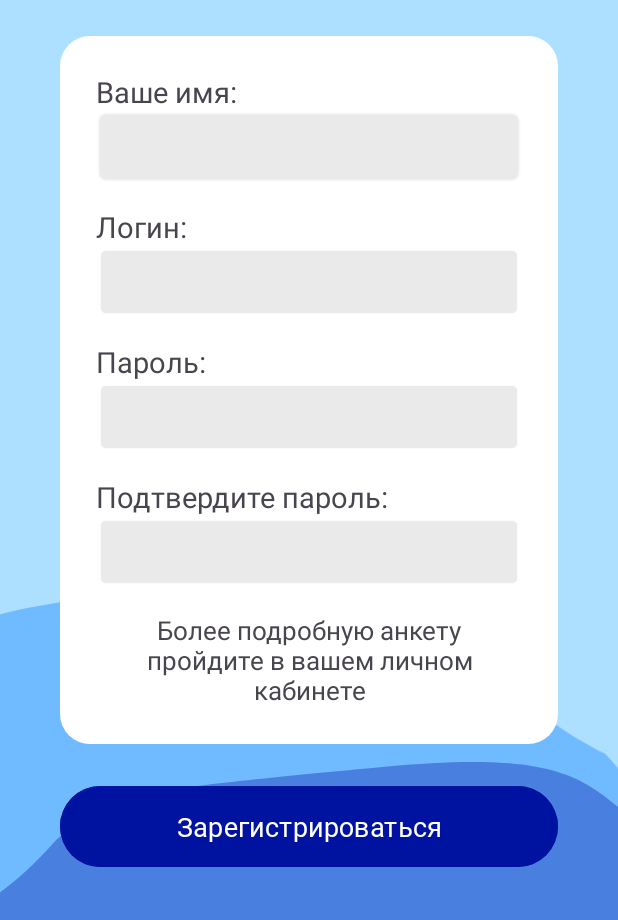
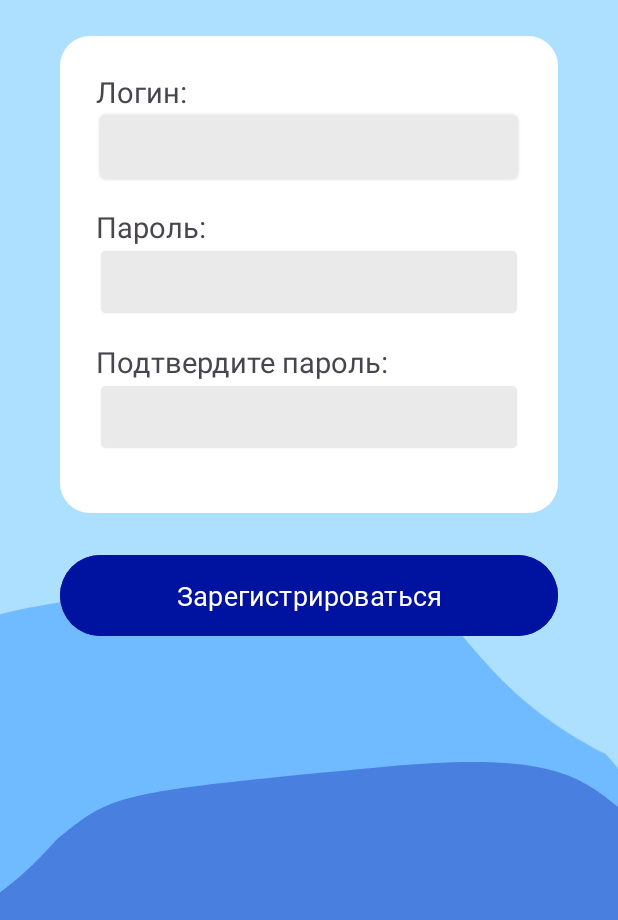
Before and after one commit to KOMAHDA/Cloova, an Android app: the RegistrationActivity screen opened directly, with no data from a screen before it, after a tap on "Зарегистрироваться", on a phone screen of 412 x 824 dp, the part 316-1236 px from its top. Run offline under Robolectric (Android 15) with nearby library versions, the phone set to English and light mode, and no system bars; Roboto replaces fonts that are not available here; 1 statement that could not run was skipped.

Commit message:
удалила вкладку для ввода имени при регистрации и фразу о подробном анкетировании (засунула в профиль)

```diff
--- a/app/src/main/res/layout/activity_registration.xml
+++ b/app/src/main/res/layout/activity_registration.xml
@@ -107,30 +107,6 @@
                 app:layout_constraintStart_toStartOf="parent"
                 app:layout_constraintTop_toBottomOf="@+id/logoTextView">
 
-                <LinearLayout
-                    android:layout_width="match_parent"
-                    android:layout_height="wrap_content"
-                    android:layout_marginBottom="16dp"
-                    android:orientation="vertical">
-
-                    <TextView
-                        android:id="@+id/nameLabel"
-                        android:layout_width="wrap_content"
-                        android:layout_height="wrap_content"
-                        android:text="@string/name"
-                        android:labelFor="@id/nameEditText"
-                        android:textSize="19sp" />
-
-                    <EditText
-                        android:id="@+id/nameEditText"
-                        android:layout_width="match_parent"
-                        android:layout_height="wrap_content"
-                        android:minHeight="48dp"
-                        android:background="@android:drawable/editbox_background"
-                        android:backgroundTint="@color/login_input_gray"
-                        android:inputType="textPersonName"
-                        android:textSize="17sp"/>
-                </LinearLayout>
 
                 <LinearLayout
                     android:layout_width="match_parent"
@@ -207,13 +183,6 @@
                         android:textSize="17sp" />
                 </LinearLayout>
 
-                <TextView
-                    android:id="@+id/anketaTextView"
-                    android:layout_width="match_parent"
-                    android:layout_height="wrap_content"
-                    android:text="@string/anketa"
-                    android:textAlignment="center"
-                    android:textSize="17sp" />
 
             </LinearLayout>
 
```
